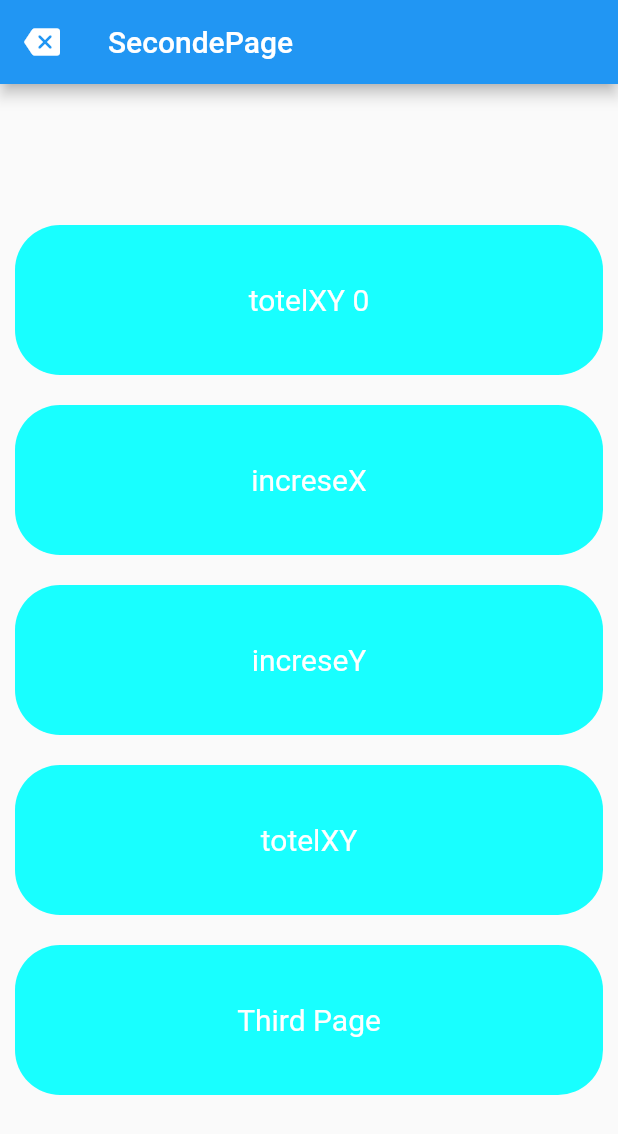
After one commit to navneetprajapati26/GetX-understanding, a Flutter app: the HomePage screen opened directly, after a tap on "increseX", after a tap on "Tap it to go seconde page", on a phone screen of 412 x 824 dp. The commit adds this screen. Shown: the top 1134 px of the screen. Run offline on Flutter 3.47's test engine with Material 2 defaults, Android fonts, the phone set to English and light mode, and no system bars; our stand-ins replace get.

Commit message:
getX is Awesome

```diff
--- a/lib/controller/tap_controller.dart
+++ b/lib/controller/tap_controller.dart
@@ -15,4 +15,25 @@ class TapController extends GetxController{
     update();
     print(_x);
   }
+
+
+  RxInt _y = 0.obs;
+  RxInt get y=>_y;
+
+  void increseY(){
+    _y.value++;
+
+  }
+
+  void dicresey(){
+    _y.value--;
+  }
+
+  int _z = 0;
+  int get z=>_z;
+
+  void totelXY(){
+    _z=x+_y.value;
+    print(_z);
+  }
 }
--- a/lib/main.dart
+++ b/lib/main.dart
@@ -1,5 +1,6 @@
 import 'package:flutter/material.dart';
 import 'package:flutter/services.dart';
+import 'package:get/get.dart';
 import 'package:getx/screens/my_home_page.dart';
 
 void main() {
@@ -16,7 +17,7 @@ class MyApp extends StatelessWidget {
   // This widget is the root of your application.
   @override
   Widget build(BuildContext context) {
-    return MaterialApp(
+    return GetMaterialApp(
       debugShowCheckedModeBanner: false,
       title: 'Flutter Demo',
       theme: ThemeData(
--- a/lib/screens/my_home_page.dart
+++ b/lib/screens/my_home_page.dart
@@ -1,26 +1,28 @@
 import 'package:flutter/material.dart';
 import 'package:get/get.dart';
 import 'package:getx/controller/tap_controller.dart';
+import 'package:getx/screens/seconde_page.dart';
 
-
+import 'first_page.dart';
 
 class HomePage extends StatelessWidget {
   const HomePage({Key? key}) : super(key: key);
 
   @override
   Widget build(BuildContext context) {
-
     //todo: dipendensi injection
     TapController controller = Get.put(TapController());
 
     return Scaffold(
+
       body: Container(
         width: double.maxFinite,
         height: double.maxFinite,
         child: Column(
           mainAxisAlignment: MainAxisAlignment.center,
           children: [
-            GetBuilder<TapController>(builder: (tapController){
+            GetBuilder<TapController>(
+              builder: (tapController) {
                 return Container(
                   margin: EdgeInsets.all(10),
                   width: double.maxFinite,
@@ -30,13 +32,15 @@ class HomePage extends StatelessWidget {
                       color: Colors.cyanAccent),
                   child: Center(
                       child: Text(
-                      tapController.x.toString(),
-                      style: TextStyle(fontSize: 20,color: Colors.white),
+                    controller.x.toString(),
+                    style: TextStyle(fontSize: 20, color: Colors.white),
                   )),
                 );
-            },),
+              },
+            ),
+
             GestureDetector(
-              onTap: (){
+              onTap: () {
                 controller.increseX();
               },
               child: Container(
@@ -49,14 +53,13 @@ class HomePage extends StatelessWidget {
                 child: Center(
                     child: Text(
                   "increseX",
-                      style: TextStyle(fontSize: 20,color: Colors.white),
+                  style: TextStyle(fontSize: 20, color: Colors.white),
                 )),
               ),
             ),
-
             GestureDetector(
-              onTap: (){
-                controller.dicreseX();
+              onTap: () {
+                Get.to(()=>FirstPage());
               },
               child: Container(
                 margin: EdgeInsets.all(10),
@@ -67,14 +70,15 @@ class HomePage extends StatelessWidget {
                     color: Colors.cyanAccent),
                 child: Center(
                     child: Text(
-                      "dicreseX",
-                      style: TextStyle(fontSize: 20,color: Colors.white),
+                  "Tap it to go First Page",
+                  style: TextStyle(fontSize: 20, color: Colors.white),
                 )),
               ),
             ),
-
             GestureDetector(
-              onTap: (){},
+              onTap: () {
+                Get.to(()=>SecondePage());
+              },
               child: Container(
                 margin: EdgeInsets.all(10),
                 width: double.maxFinite,
@@ -84,14 +88,28 @@ class HomePage extends StatelessWidget {
                     color: Colors.cyanAccent),
                 child: Center(
                     child: Text(
-                      "Tap it",
-                      style: TextStyle(fontSize: 20,color: Colors.white),
+                  "Tap it to go seconde page ",
+                  style: TextStyle(fontSize: 20, color: Colors.white),
                 )),
               ),
             ),
 
-
-
+            GestureDetector(
+              onTap: () {},
+              child: Container(
+                margin: EdgeInsets.all(10),
+                width: double.maxFinite,
+                height: 100,
+                decoration: BoxDecoration(
+                    borderRadius: BorderRadius.circular(30),
+                    color: Colors.cyanAccent),
+                child: Center(
+                    child: Text(
+                      "Tap it ",
+                      style: TextStyle(fontSize: 20, color: Colors.white),
+                    )),
+              ),
+            ),
           ],
         ),
       ),
--- /dev/null
+++ b/lib/screens/seconde_page.dart
@@ -0,0 +1,130 @@
+import 'package:flutter/material.dart';
+import 'package:get/get.dart';
+import 'package:getx/controller/tap_controller.dart';
+import 'package:getx/screens/third_page.dart';
+class SecondePage extends StatelessWidget {
+  const SecondePage({Key? key}) : super(key: key);
+
+  @override
+  Widget build(BuildContext context) {
+    TapController controller = Get.find();
+    return Scaffold(
+        appBar: AppBar(
+          title: Text("SecondePage"),
+          leading: IconButton(
+            onPressed: (){
+              Get.back();
+            },
+            icon: Icon(Icons.backspace_rounded,color: Colors.white,),
+          ),
+        ),
+        body: Container(
+          width: double.maxFinite,
+          height: double.maxFinite,
+          child: Column(
+            mainAxisAlignment: MainAxisAlignment.center,
+            children: [
+
+
+              GetBuilder<TapController>(builder: (_){
+                return Container(
+                  margin: EdgeInsets.all(10),
+                  width: double.maxFinite,
+                  height: 100,
+                  decoration: BoxDecoration(
+                      borderRadius: BorderRadius.circular(30),
+                      color: Colors.cyanAccent),
+                  child: Center(
+                      child: Text(
+                        "totelXY "+controller.z.toString(),
+                        style: TextStyle(fontSize: 20, color: Colors.white),
+                      )),
+                );
+              }),
+
+              //incrising x
+              GestureDetector(
+                onTap: () {
+                  controller.increseX();
+                },
+                child: Container(
+                  margin: EdgeInsets.all(10),
+                  width: double.maxFinite,
+                  height: 100,
+                  decoration: BoxDecoration(
+                      borderRadius: BorderRadius.circular(30),
+                      color: Colors.cyanAccent),
+                  child: Center(
+                      child: Text(
+                        "increseX",
+                        style: TextStyle(fontSize: 20, color: Colors.white),
+                      )),
+                ),
+              ),
+
+              //incrising y
+              GestureDetector(
+                onTap: () {
+                  controller.increseY();
+                },
+                child: Container(
+                  margin: EdgeInsets.all(10),
+                  width: double.maxFinite,
+                  height: 100,
+                  decoration: BoxDecoration(
+                      borderRadius: BorderRadius.circular(30),
+                      color: Colors.cyanAccent),
+                  child: Center(
+                      child: Text(
+                        "increseY",
+                        style: TextStyle(fontSize: 20, color: Colors.white),
+                      )),
+                ),
+              ),
+
+              //adding
+              GestureDetector(
+                onTap: () {
+                  // controller.totelXY();
+                  Get.find<TapController>().totelXY();
+                },
+                child: Container(
+                  margin: EdgeInsets.all(10),
+                  width: double.maxFinite,
+                  height: 100,
+                  decoration: BoxDecoration(
+                      borderRadius: BorderRadius.circular(30),
+                      color: Colors.cyanAccent),
+                  child: Center(
+                      child: Text(
+                        "totelXY",
+                        style: TextStyle(fontSize: 20, color: Colors.white),
+                      )),
+                ),
+              ),
+
+
+
+              GestureDetector(
+                onTap: () {
+                  Get.to(()=>ThirdPage());
+                },
+                child: Container(
+                  margin: EdgeInsets.all(10),
+                  width: double.maxFinite,
+                  height: 100,
+                  decoration: BoxDecoration(
+                      borderRadius: BorderRadius.circular(30),
+                      color: Colors.cyanAccent),
+                  child: Center(
+                      child: Text(
+                        "Third Page",
+                        style: TextStyle(fontSize: 20, color: Colors.white),
+                      )),
+                ),
+              ),
+            ],
+          ),
+        ));
+  }
+}
```
Also changed, not shown: lib/screens/first_page.dart (added, +65 -0 lines), lib/screens/third_page.dart (added, +110 -0 lines). Lines whose indentation alone changed are shown as unchanged.
